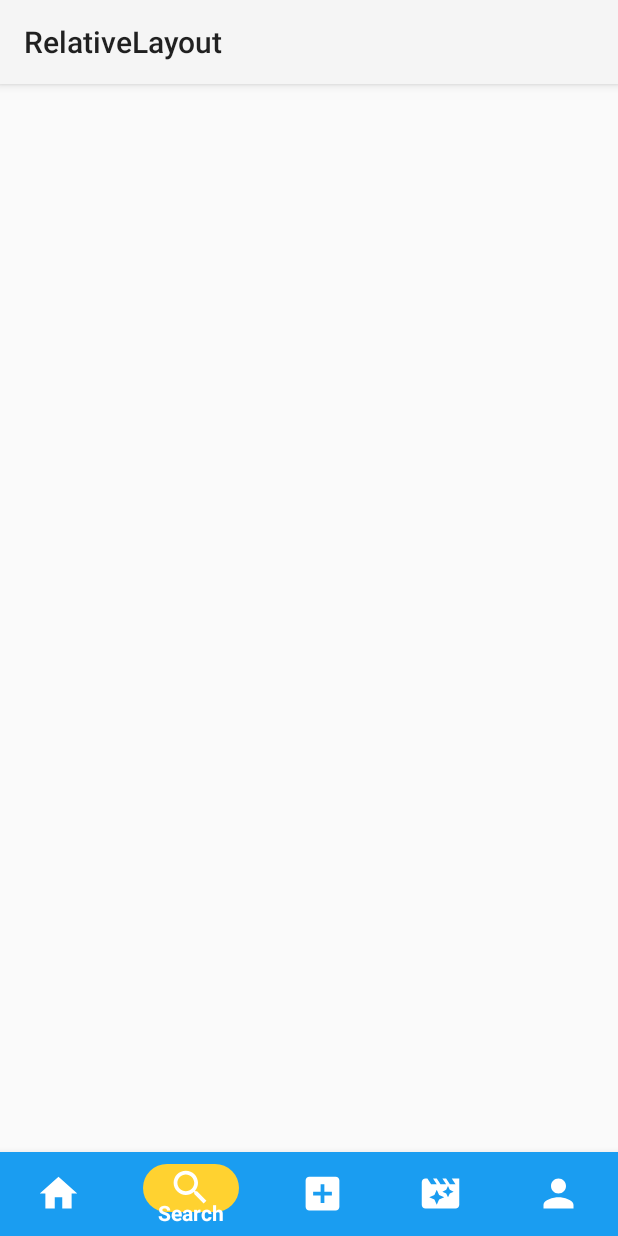
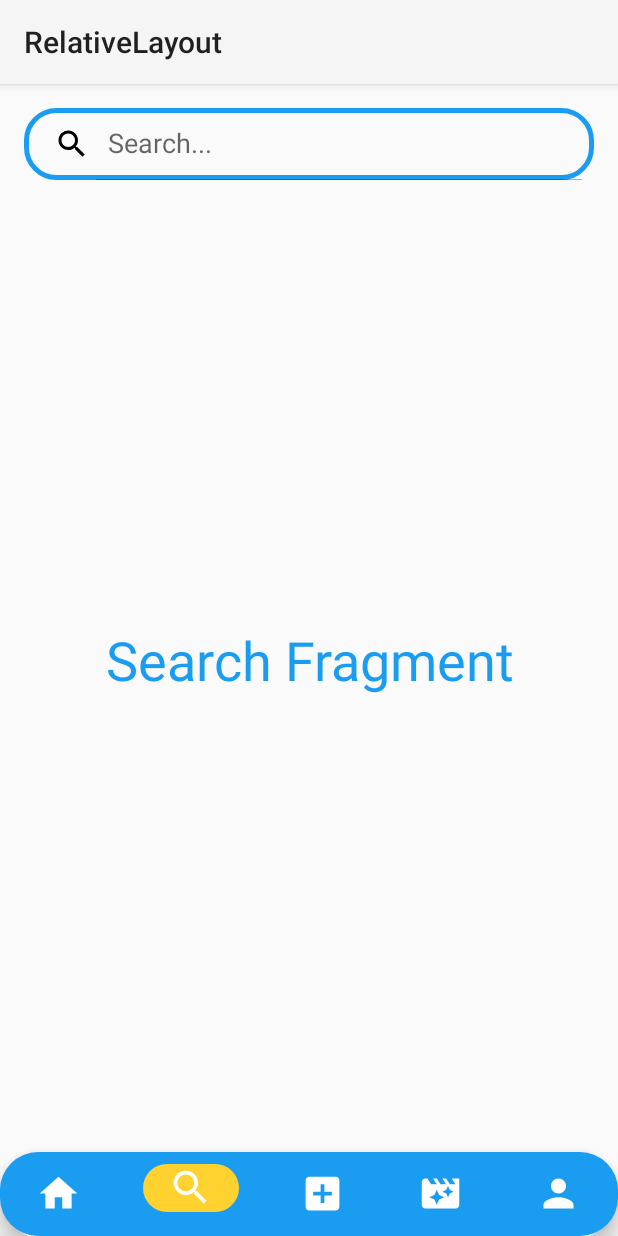
Before and after one commit to ERIC10000/RelativeLayout, an Android app: the BottomNavigation screen opened directly, with no data from a screen before it, item 2 of the bottom bar chosen, on a phone screen of 412 x 824 dp. Run offline under Robolectric (Android 15) with nearby library versions, the phone set to English and light mode, and no system bars.

Commit message:
new files added

```diff
--- a/app/src/main/java/com/example/relativelayout/BottomNavigation.kt
+++ b/app/src/main/java/com/example/relativelayout/BottomNavigation.kt
@@ -2,6 +2,7 @@ package com.example.relativelayout
 
 import androidx.appcompat.app.AppCompatActivity
 import android.os.Bundle
+import android.widget.Toast
 import androidx.fragment.app.Fragment
 import com.google.android.material.bottomnavigation.BottomNavigationView
 
@@ -12,9 +13,42 @@ class BottomNavigation : AppCompatActivity() {
         setContentView(R.layout.activity_bottom_navigation)
 
         bottomNavigation = findViewById(R.id.bottom_navigation)
-        // continue...
-    }
+        bottomNavigation.setOnItemSelectedListener { menuItem ->
+            when(menuItem.itemId){
 
+                R.id.bottom_home -> {
+                    replaceFragment(HomeFragment())
+                    true
+                }
+
+                R.id.bottom_search -> {
+                    replaceFragment(SearchFragment())
+                    true
+                }
+
+                R.id.bottom_add -> {
+                    Toast.makeText(this, "Upload Image & Video", Toast.LENGTH_SHORT).show()
+                    true
+                }
+
+                R.id.bottom_reels -> {
+                    replaceFragment(ReelsFragment())
+                    true
+                }
+
+                R.id.bottom_profile -> {
+                    replaceFragment(ProfileFragment())
+                    true
+                }
+
+                else -> false
+
+            } // end when
+        }
+
+        replaceFragment(HomeFragment())
+
+    }// end onCreate
 
     private fun replaceFragment(fragment: Fragment){
         supportFragmentManager.beginTransaction().replace(R.id.frame_container, fragment).commit()
--- a/app/src/main/java/com/example/relativelayout/MainActivity.kt
+++ b/app/src/main/java/com/example/relativelayout/MainActivity.kt
@@ -15,5 +15,13 @@ class MainActivity : AppCompatActivity() {
             val intent = Intent(applicationContext, LoginActivity::class.java)
             startActivity(intent)
         }
+
+        val cardHome = findViewById<CardView>(R.id.cardHome)
+        cardHome.setOnClickListener {
+            val intent = Intent(applicationContext, BottomNavigation::class.java)
+            startActivity(intent)
+        }
+
+
     }
 }
--- /dev/null
+++ b/app/src/main/res/drawable/baseline_clear_24.xml
@@ -0,0 +1,5 @@
+<vector android:height="24dp" android:tint="#000000"
+    android:viewportHeight="24" android:viewportWidth="24"
+    android:width="24dp" xmlns:android="http://schemas.android.com/apk/res/android">
+    <path android:fillColor="@android:color/white" android:pathData="M19,6.41L17.59,5 12,10.59 6.41,5 5,6.41 10.59,12 5,17.59 6.41,19 12,13.41 17.59,19 19,17.59 13.41,12z"/>
+</vector>
--- /dev/null
+++ b/app/src/main/res/drawable/bottom.xml
@@ -0,0 +1,11 @@
+<?xml version="1.0" encoding="utf-8"?>
+<shape xmlns:android="http://schemas.android.com/apk/res/android"
+    android:shape="rectangle">
+
+    <solid
+        android:color="@color/blue"/>
+
+    <corners
+        android:radius="25dp"/>
+
+</shape>
--- /dev/null
+++ b/app/src/main/res/drawable/search_bkg.xml
@@ -0,0 +1,12 @@
+<?xml version="1.0" encoding="utf-8"?>
+<shape xmlns:android="http://schemas.android.com/apk/res/android"
+    android:shape="rectangle">
+
+    <stroke
+        android:width="3dp"
+        android:color="@color/blue"/>
+
+    <corners
+        android:radius="20dp"/>
+
+</shape>
--- a/app/src/main/res/layout/activity_bottom_navigation.xml
+++ b/app/src/main/res/layout/activity_bottom_navigation.xml
@@ -20,7 +20,7 @@
         app:layout_constraintEnd_toEndOf="parent"
         app:layout_constraintBottom_toBottomOf="parent"
         app:menu="@menu/bottom_menu"
-        android:background="@color/blue"
+        android:background="@drawable/bottom"
         app:itemIconTint="@color/white"
         app:itemTextColor="@color/white"
         app:itemIconSize="30dp"
--- a/app/src/main/res/layout/activity_main.xml
+++ b/app/src/main/res/layout/activity_main.xml
@@ -31,6 +31,7 @@
         android:rowCount="3">
 
         <androidx.cardview.widget.CardView
+            android:id="@+id/cardHome"
             android:layout_width="wrap_content"
             android:layout_height="wrap_content"
             android:layout_gravity="fill"
--- a/app/src/main/res/layout/fragment_search.xml
+++ b/app/src/main/res/layout/fragment_search.xml
@@ -3,9 +3,26 @@
     xmlns:tools="http://schemas.android.com/tools"
     android:layout_width="match_parent"
     android:layout_height="match_parent"
+    xmlns:app="http://schemas.android.com/apk/res-auto"
     tools:context=".SearchFragment">
 
-    <!-- TODO: Update blank fragment layout -->
+    <androidx.appcompat.widget.SearchView
+        android:layout_width="match_parent"
+        android:layout_height="wrap_content"
+        android:layout_marginTop="16dp"
+        android:layout_marginEnd="16dp"
+        android:layout_marginStart="16dp"
+        android:id="@+id/search"
+        app:iconifiedByDefault="false"
+        app:searchHintIcon="@null"
+        app:queryHint="Search..."
+        android:focusable="false"
+        app:closeIcon="@drawable/baseline_clear_24"
+        app:searchIcon="@drawable/baseline_search_24"
+        android:background="@drawable/search_bkg"/>
+
+
+
     <TextView
         android:layout_width="match_parent"
         android:layout_height="match_parent"
@@ -14,4 +31,5 @@
         android:textColor="@color/blue"
         android:gravity="center" />
 
+
 </FrameLayout>
--- a/app/src/main/res/menu/bottom_menu.xml
+++ b/app/src/main/res/menu/bottom_menu.xml
@@ -2,27 +2,27 @@
 <menu xmlns:android="http://schemas.android.com/apk/res/android">
     <item
         android:id="@+id/bottom_home"
-        android:title="Home"
+        android:title=""
         android:icon="@drawable/baseline_home_24"/>
 
     <item
         android:id="@+id/bottom_search"
-        android:title="Search"
+        android:title=""
         android:icon="@drawable/baseline_search_24"/>
 
     <item
         android:id="@+id/bottom_add"
-        android:title="Add"
+        android:title=""
         android:icon="@drawable/baseline_add_box_24"/>
 
     <item
         android:id="@+id/bottom_reels"
-        android:title="Reels"
+        android:title=""
         android:icon="@drawable/baseline_movie_filter_24"/>
 
     <item
         android:id="@+id/bottom_profile"
-        android:title="Profile"
+        android:title=""
         android:icon="@drawable/baseline_person_24"/>
 
 </menu>
```
